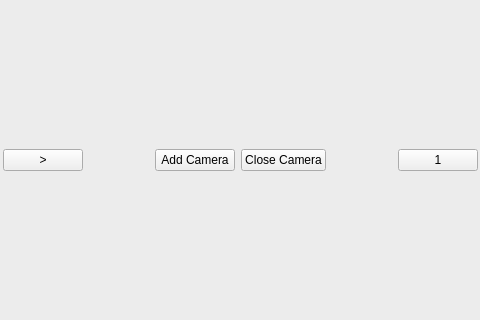
First picture: the form in camerascreens.ui, repository sydalirza/Centralized-CCTV-Server, before the edit; both pictures show x 106 to 586 and y 136 to 456 of the 779 by 590 pixel window.
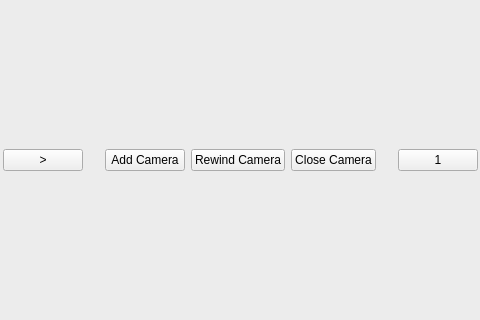
Second picture: the form after the edit.

What changed in the file:
```diff
--- a/camerascreens.ui
+++ b/camerascreens.ui
@@ -29,7 +29,7 @@
      <property name="title">
       <string/>
      </property>
-     <layout class="QHBoxLayout" name="horizontalLayout" stretch="0,0,0,0,0,0,0,0,0">
+     <layout class="QHBoxLayout" name="horizontalLayout" stretch="0,0,0,0,0,0,0,0,0,0">
       <item>
        <widget class="QPushButton" name="previous_button">
         <property name="text">
@@ -64,6 +64,13 @@
         </property>
        </widget>
       </item>
+      <item>
+       <widget class="QPushButton" name="rewind_button">
+        <property name="text">
+         <string>Rewind Camera</string>
+        </property>
+       </widget>
+      </item>
       <item>
        <widget class="QPushButton" name="closecamerabutton">
         <property name="text">
```
